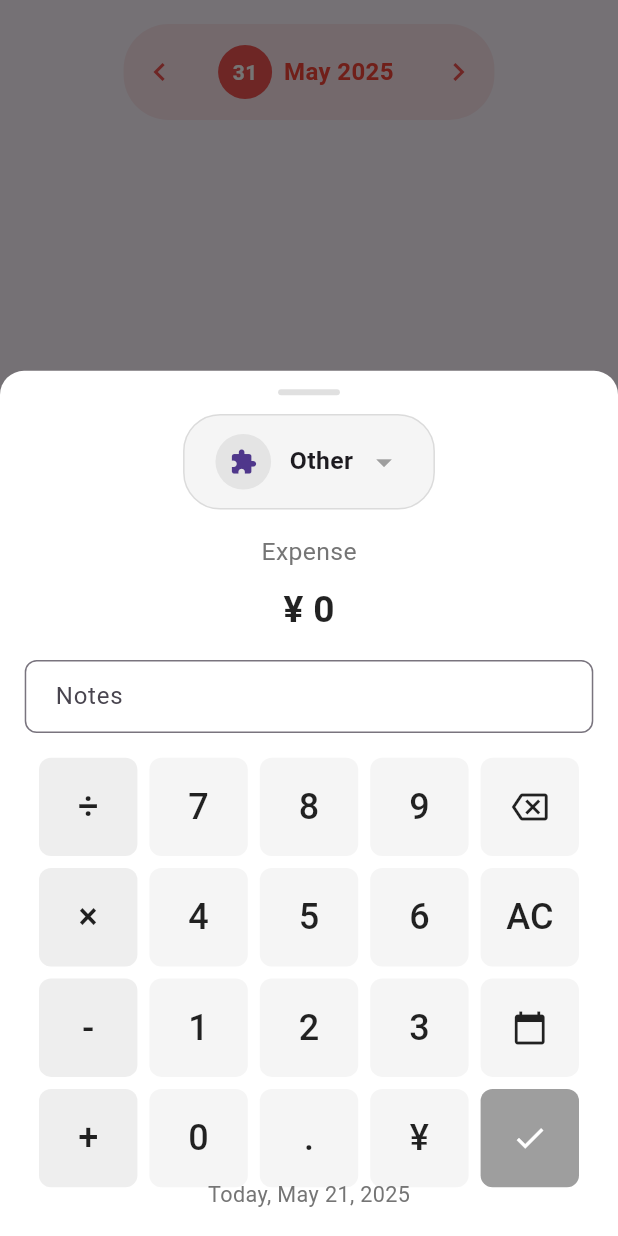
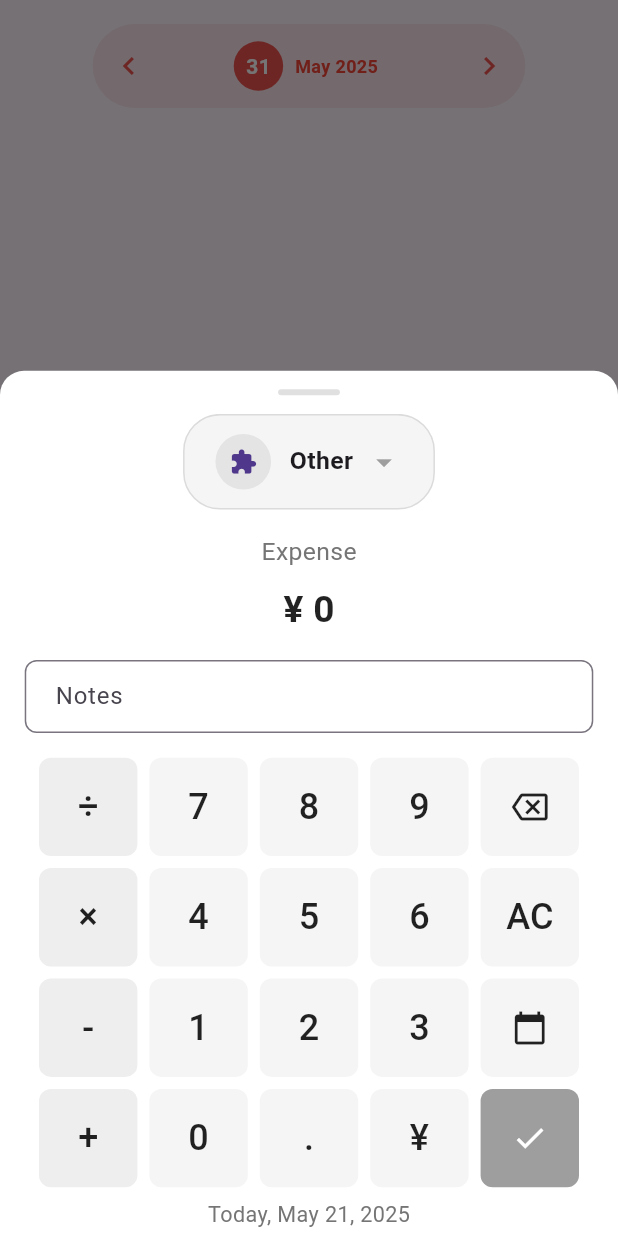
Before and after one commit to camtrik/money-manager-flutter, a Flutter app: the TransactionScreen screen opened by its route, after a tap on the "add" icon, on a phone screen of 412 x 824 dp. Run offline on Flutter 3.47's test engine with Material 3 defaults, Android fonts, the phone set to English and light mode, and no system bars; our stand-ins replace fl_chart, hive, hive_flutter; accounts and stored records are empty.

Commit message:
false inset for screens & clean up archs

```diff
--- a/lib/screens/category_screen.dart
+++ b/lib/screens/category_screen.dart
@@ -260,8 +260,11 @@ class CategoryScreen extends StatelessWidget {
         showModalBottomSheet(
           context: context,
           isScrollControlled: true,
+          useSafeArea: true,
           backgroundColor: Colors.transparent,
-          builder: (context) => EditTransactionSheet(category: category),
+          builder: (context) {
+            return EditTransactionSheet(category: category);
+          },
         );
       },
       onLongPress: () {
--- a/lib/screens/home_screen.dart
+++ b/lib/screens/home_screen.dart
@@ -24,6 +24,7 @@ class _HomeScreenState extends State<HomeScreen> {
     final l10n = AppLocalizations.of(context)!;
 
     return Scaffold(
+      resizeToAvoidBottomInset: false,
       appBar: AppBar(
         actions: [
           IconButton(
--- a/lib/widgets/date_range_selector.dart
+++ b/lib/widgets/date_range_selector.dart
@@ -69,8 +69,8 @@ class DateRangeSelector extends StatelessWidget {
         ).day;
 
         dayIndicator = Container(
-          width: 36,
-          height: 36,
+          width: screenWidth * 0.08,
+          height: screenWidth * 0.08,
           decoration: BoxDecoration(
             shape: BoxShape.circle,
             color: Colors.red.shade400,
@@ -91,12 +91,12 @@ class DateRangeSelector extends StatelessWidget {
         break;
     }
 
-    final selectorWidth = screenWidth * 0.6;
+    final selectorWidth = screenWidth * 0.7;
 
     return Center(
       child: Container(
         width: selectorWidth,
-        padding: const EdgeInsets.symmetric(vertical: 8),
+        padding: const EdgeInsets.symmetric(vertical: 4),
         decoration: BoxDecoration(
           color: Colors.pink.shade50,
           borderRadius: BorderRadius.circular(30),
@@ -130,7 +130,7 @@ class DateRangeSelector extends StatelessWidget {
                         style: const TextStyle(
                           color: Colors.red,
                           fontWeight: FontWeight.bold,
-                          fontSize: 16,
+                          fontSize: 12,
                         ),
                         overflow: TextOverflow.ellipsis,
                         textAlign: TextAlign.center,
--- a/lib/widgets/edit_tx_sheet.dart
+++ b/lib/widgets/edit_tx_sheet.dart
@@ -123,14 +123,17 @@ class _EditTransactionSheetState extends State<EditTransactionSheet> {
     showModalBottomSheet(
       context: context,
       isScrollControlled: true,
+      useSafeArea: true,
       backgroundColor: Colors.transparent,
-      builder: (context) => SelectCategorySheet(
+      builder: (context) {
+        return SelectCategorySheet(
           onCategorySelected: (selectedCategory) {
             setState(() {
               _selectedCategory = selectedCategory;
             });
           }
-      )
+        );
+      }
     );
   }
 
@@ -145,17 +148,24 @@ class _EditTransactionSheetState extends State<EditTransactionSheet> {
     final l10n = AppLocalizations.of(context)!;
     final screenHeight = MediaQuery.of(context).size.height;
     final screenWidth = MediaQuery.of(context).size.width;
-    // Get safe area padding to adjust for notches and system UI
     final bottomPadding = MediaQuery.of(context).padding.bottom;
 
-    // Calculate adaptive sizes for handle bar
-    final handleWidth = screenWidth * 0.1; // 10% of screen width
-    final handleHeight = 4.0; // Keep fixed height for handle
-    final handleMargin = screenHeight * 0.015; // 1.5% of screen height
+    final handleWidth = screenWidth * 0.1;
+    final handleHeight = 4.0;
+    final handleMargin = screenHeight * 0.015;
 
-    return Container(
-      // Use SafeArea to respect system UI (notches, home indicators)
-      height: screenHeight * 0.7,
+    // 固定表单高度
+    final containerHeight = screenHeight * 0.7;
+
+    return GestureDetector(
+      onTap: () {
+        // 点击表单的非交互区域时收起键盘
+        FocusScope.of(context).unfocus();
+      },
+      child: Material(
+        type: MaterialType.transparency,
+        child: Container(
+          height: containerHeight,
           decoration: const BoxDecoration(
             color: Colors.white,
             borderRadius: BorderRadius.only(
@@ -164,10 +174,11 @@ class _EditTransactionSheetState extends State<EditTransactionSheet> {
             ),
           ),
           child: SafeArea(
-        top: false, // Top is already handled by the modal sheet
+            top: false,
+            bottom: true,
             child: Column(
               children: [
-            // Handle bar - adaptive width
+                // Handle bar
                 Container(
                   width: handleWidth,
                   height: handleHeight,
@@ -178,23 +189,27 @@ class _EditTransactionSheetState extends State<EditTransactionSheet> {
                   ),
                 ),
 
-            // Header with category type - adaptive padding and sizes
+                // Content area
+                Expanded(
+                  child: SingleChildScrollView(
+                    child: Column(
+                      children: [
+                        // Header with category type
                         Padding(
                           padding: EdgeInsets.symmetric(
-                horizontal: screenWidth * 0.04, // 4% of screen width
+                            horizontal: screenWidth * 0.04,
                           ),
                           child: Center(
                             child: GestureDetector(
                               onTap: _showCategoryPicker,
                               child: Container(
-                    // Adaptive padding based on screen size
                                 padding: EdgeInsets.symmetric(
-                      horizontal: screenWidth * 0.05, // 5% of screen width
-                      vertical: screenHeight * 0.015, // 1.5% of screen height
+                                  horizontal: screenWidth * 0.05,
+                                  vertical: screenHeight * 0.015,
                                 ),
                                 decoration: BoxDecoration(
                                   color: Color(_selectedCategory.colorValue).withValues(alpha: 0.1),
-                      borderRadius: BorderRadius.circular(screenWidth * 0.06), // 6% of screen width
+                                  borderRadius: BorderRadius.circular(screenWidth * 0.06),
                                   border: Border.all(
                                     color: Color(_selectedCategory.colorValue).withValues(alpha: 0.3),
                                     width: 1,
@@ -203,33 +218,30 @@ class _EditTransactionSheetState extends State<EditTransactionSheet> {
                                 child: Row(
                                   mainAxisSize: MainAxisSize.min,
                                   children: [
-                        // Avatar with adaptive size
                                     CircleAvatar(
-                          radius: screenWidth * 0.045, // 4.5% of screen width
+                                      radius: screenWidth * 0.045,
                                       backgroundColor: Color(_selectedCategory.colorValue).withValues(alpha: 0.2),
                                       child: Icon(
                                         _selectedCategory.icon,
-                            size: screenWidth * 0.045, // Match radius
+                                        size: screenWidth * 0.045,
                                       ),
                                     ),
-                        // Adaptive spacing
-                        SizedBox(width: screenWidth * 0.03), // 3% of screen width
-                        // Use Flexible to prevent overflow with long category names
+                                    SizedBox(width: screenWidth * 0.03),
                                     Flexible(
                                       child: Text(
                                         CategoryUtils.getLocalizedName(context, _selectedCategory.id, _selectedCategory.name),
                                         style: TextStyle(
                                           fontWeight: FontWeight.bold,
-                              fontSize: screenWidth * 0.04, // 4% of screen width
+                                          fontSize: screenWidth * 0.04,
                                         ),
                                         overflow: TextOverflow.ellipsis,
                                       ),
                                     ),
-                        SizedBox(width: screenWidth * 0.02), // 2% of screen width
+                                    SizedBox(width: screenWidth * 0.02),
                                     Icon(
                                       Icons.arrow_drop_down,
                                       color: Color(_selectedCategory.colorValue),
-                          size: screenWidth * 0.06, // 6% of screen width
+                                      size: screenWidth * 0.06,
                                     ),
                                   ],
                                 ),
@@ -238,16 +250,14 @@ class _EditTransactionSheetState extends State<EditTransactionSheet> {
                           ),
                         ),
 
-            // Adaptive spacing
-            SizedBox(height: screenHeight * 0.02), // 2% of screen height
+                        SizedBox(height: screenHeight * 0.02),
 
-            // Amount display section
+                        // Amount display
                         Text(
                           l10n.expense,
                           style: TextStyle(color: Colors.grey.shade600, fontSize: screenWidth * 0.04),
                         ),
-            SizedBox(height: screenHeight * 0.01), // 1% of screen height
-            // Use FittedBox for amount to ensure it scales properly for very long numbers
+                        SizedBox(height: screenHeight * 0.01),
                         FittedBox(
                           fit: BoxFit.scaleDown,
                           child: Text(
@@ -260,11 +270,13 @@ class _EditTransactionSheetState extends State<EditTransactionSheet> {
                           ),
                         ),
 
-            SizedBox(height: screenHeight * 0.02), // 2% of screen height
+                        SizedBox(height: screenHeight * 0.02),
 
-            // Note field with adaptive padding
+                        // Note field
                         Padding(
-              padding: EdgeInsets.symmetric(horizontal: screenWidth * 0.04), // 4% of screen width
+                          padding: EdgeInsets.symmetric(
+                            horizontal: screenWidth * 0.04,
+                          ),
                           child: TextField(
                             controller: _notesController,
                             decoration: InputDecoration(
@@ -273,27 +285,24 @@ class _EditTransactionSheetState extends State<EditTransactionSheet> {
                                 borderRadius: BorderRadius.circular(8),
                                 borderSide: BorderSide(color: Colors.grey.shade300),
                               ),
-                  // Adaptive padding for text field
                               contentPadding: EdgeInsets.symmetric(
-                    horizontal: screenWidth * 0.04, // 4% of screen width
-                    vertical: screenHeight * 0.015, // 1.5% of screen height
+                                horizontal: screenWidth * 0.04,
+                                vertical: screenHeight * 0.015,
                               ),
                             ),
                           ),
                         ),
 
-            SizedBox(height: screenHeight * 0.02), // 2% of screen height
+                        SizedBox(height: screenHeight * 0.02),
 
-            // Calculator buttons - keeping original implementation as requested
-            Expanded(
-              child: Center(
+                        // Calculator buttons
+                        Center(
                           child: ConstrainedBox(
                             constraints: const BoxConstraints(maxWidth: 400),
                             child: Padding(
                               padding: const EdgeInsets.symmetric(horizontal: 16),
                               child: Column(
                                 children: [
-                        // First row
                                   _buildButtonRow([
                                     _buildOperatorButton('÷'),
                                     _buildCalculatorButton('7', onPressed: () => _onNumberPressed('7')),
@@ -302,19 +311,14 @@ class _EditTransactionSheetState extends State<EditTransactionSheet> {
                                     _buildIconButton(Icons.backspace_outlined, onPressed: _onDeletePressed),
                                   ]),
                                   const SizedBox(height: 8),
-
-                        // Second row
                                   _buildButtonRow([
                                     _buildOperatorButton('×'),
                                     _buildCalculatorButton('4', onPressed: () => _onNumberPressed('4')),
                                     _buildCalculatorButton('5', onPressed: () => _onNumberPressed('5')),
                                     _buildCalculatorButton('6', onPressed: () => _onNumberPressed('6')),
                                     _buildCalculatorButton('AC', onPressed: _onClearPressed),
-
                                   ]),
                                   const SizedBox(height: 8),
-
-                        // Third row
                                   _buildButtonRow([
                                     _buildOperatorButton('-'),
                                     _buildCalculatorButton('1', onPressed: () => _onNumberPressed('1')),
@@ -323,8 +327,6 @@ class _EditTransactionSheetState extends State<EditTransactionSheet> {
                                     _buildIconButton(Icons.calendar_today, onPressed: _showDatePicker),
                                   ]),
                                   const SizedBox(height: 8),
-
-                        // Fourth row
                                   _buildButtonRow([
                                     _buildOperatorButton('+'),
                                     _buildCalculatorButton('0', onPressed: () => _onNumberPressed('0')),
@@ -342,36 +344,40 @@ class _EditTransactionSheetState extends State<EditTransactionSheet> {
                             ),
                           ),
                         ),
-            ),
 
-            // Error message with adaptive font size
                         if (_errorMessage != null) ...[
                           Text(
                             _errorMessage!,
                             style: TextStyle(
                               color: Colors.red,
-                  fontSize: screenWidth * 0.035, // 3.5% of screen width
+                              fontSize: screenWidth * 0.035,
                             ),
                           ),
                         ],
 
-            // Date display at bottom with adaptive padding and font size
+                        // Date display
                         Padding(
                           padding: EdgeInsets.only(
-                left: screenWidth * 0.04, // 4% of screen width
-                right: screenWidth * 0.04, // 4% of screen width
-                top: screenHeight * 0.01, // 1% of screen height
-                bottom: (bottomPadding > 0 ? bottomPadding : screenHeight * 0.02), // Use system padding or fallback
+                            left: screenWidth * 0.04,
+                            right: screenWidth * 0.04,
+                            top: screenHeight * 0.01,
+                            bottom: (bottomPadding > 0 ? bottomPadding : screenHeight * 0.02) + 16,
                           ),
                           child: Text(
                             '${l10n.today}, ${DateFormatter.formatDate(context, _date)}',
                             style: TextStyle(
                               color: Colors.grey.shade600,
-                  fontSize: screenWidth * 0.035, // 3.5% of screen width
+                              fontSize: screenWidth * 0.035,
                             ),
                           ),
                         ),
                       ],
+                    ),
+                  ),
+                ),
+              ],
+            ),
+          ),
         ),
       ),
     );
```
Lines whose indentation alone changed are shown as unchanged.
